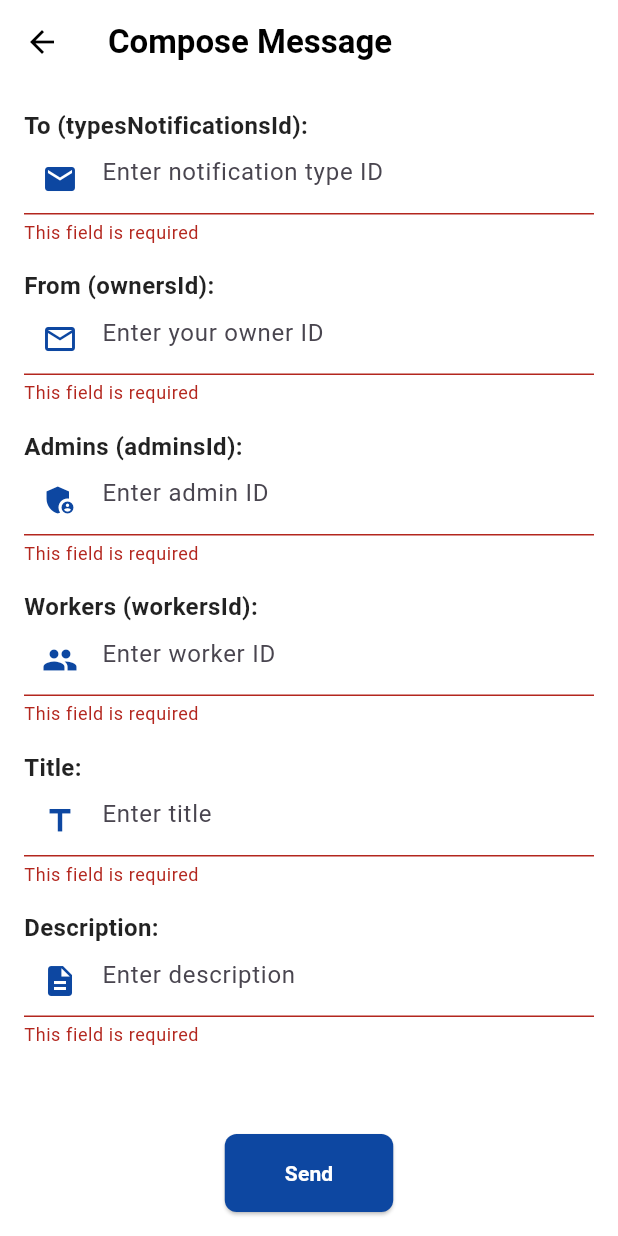
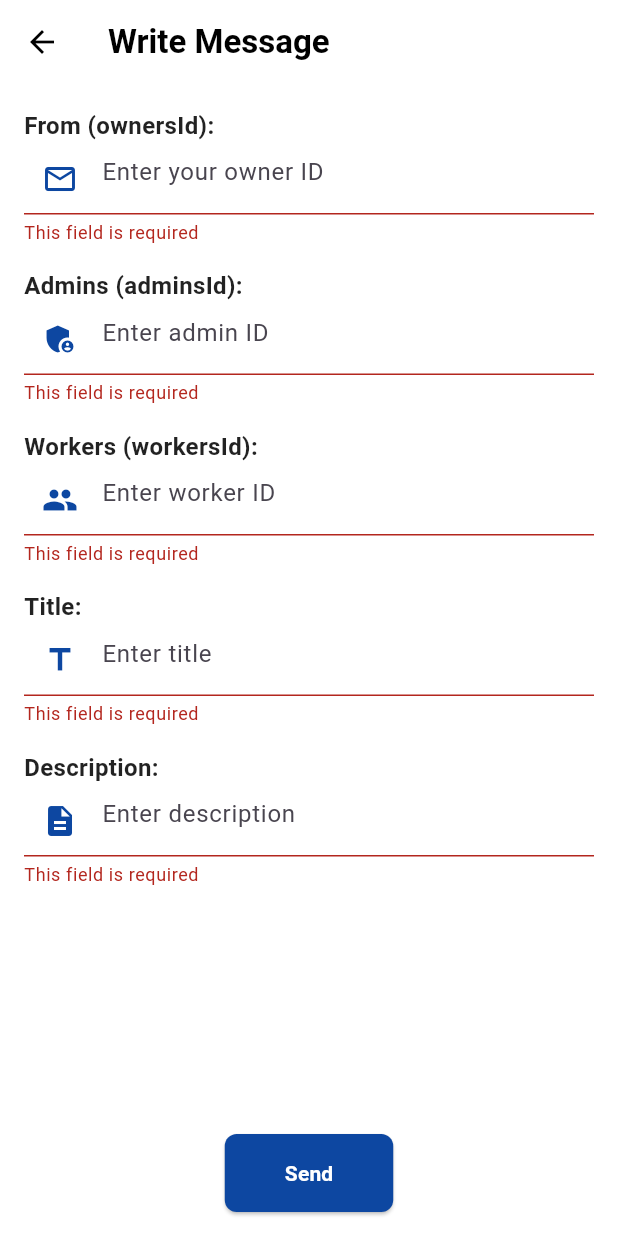
Before and after one commit to Sweet-Solutions/sweet-manager-mobile-app, a Flutter app: the ComposeMessage screen opened directly, after a tap on "Send", on a phone screen of 412 x 824 dp. Run offline on Flutter 3.47's test engine with Material 3 defaults, Android fonts, the light colour scheme and no system bars; our stand-ins replace firebase_core, firebase_storage, flutter_secure_storage, image_picker, jwt_decoder; accounts and stored records are empty.

Commit message:
feat(communication): writeMessage updated.

```diff
--- a/lib/Communication/views/writeMessage.dart
+++ b/lib/Communication/views/writeMessage.dart
@@ -1,9 +1,9 @@
-
-
+// writeMessage.dart
 import 'package:flutter/material.dart';
 import 'package:sweetmanager/Communication/services/NotificationService.dart';
 import 'package:sweetmanager/IAM/services/auth_service.dart'; // Import AuthService for token management
 import '../models/notification.dart';
+import 'messageScreen.dart'; // Import MessagesScreen
 
 class WriteMessage extends StatelessWidget {
   @override
@@ -40,7 +40,6 @@ class _ComposeMessageState extends State<ComposeMessage> {
   final _formKey = GlobalKey<FormState>();
 
   // Text controllers to capture form values
-  final TextEditingController _toController = TextEditingController();
   final TextEditingController _fromController = TextEditingController();
   final TextEditingController _subjectController = TextEditingController();
   final TextEditingController _messageController = TextEditingController();
@@ -53,15 +52,14 @@ class _ComposeMessageState extends State<ComposeMessage> {
   void initState() {
     super.initState();
     final authService = AuthService(); // Instantiate AuthService
-    notificationService = NotificationService(
-    );
+    notificationService = NotificationService();
   }
 
   // Submit the message notification
   Future<void> _submitMessage() async {
     if (_formKey.currentState?.validate() ?? false) {
-      // Convert form values to int for IDs
-      int typesNotificationsId = int.tryParse(_toController.text) ?? 0;
+      // Set typesNotificationsId to 1 by default
+      int typesNotificationsId = 1;
       int ownersId = int.tryParse(_fromController.text) ?? 0;
       int adminsId = int.tryParse(_subjectController.text) ?? 0;
       int workersId = int.tryParse(_messageController.text) ?? 0;
@@ -80,19 +78,13 @@ class _ComposeMessageState extends State<ComposeMessage> {
         // Call the service to send the message
         bool success = await notificationService.createNotification(newMessage);
         if (success) {
-          ScaffoldMessenger.of(context).showSnackBar(
-            const SnackBar(content: Text('Message sent successfully!')),
-          );
+          _showSuccessDialog();
           // Clear form fields after submission
-          _toController.clear();
           _fromController.clear();
           _subjectController.clear();
           _messageController.clear();
           _titleController.clear();
           _descriptionController.clear();
-
-          // Return to the previous screen
-          Navigator.of(context).pop();
         }
       } catch (e) {
         ScaffoldMessenger.of(context).showSnackBar(
@@ -102,6 +94,27 @@ class _ComposeMessageState extends State<ComposeMessage> {
     }
   }
 
+  void _showSuccessDialog() {
+    showDialog(
+      context: context,
+      builder: (BuildContext context) {
+        return AlertDialog(
+          title: Text('Message Created'),
+          content: Text('Your message has been created successfully!'),
+          actions: <Widget>[
+            TextButton(
+              child: Text('OK'),
+              onPressed: () {
+                Navigator.of(context).pop(); // Close the dialog
+                Navigator.of(context).pop(true); // Return true to indicate success
+              },
+            ),
+          ],
+        );
+      },
+    );
+  }
+
   @override
   Widget build(BuildContext context) {
     return Scaffold(
@@ -109,11 +122,13 @@ class _ComposeMessageState extends State<ComposeMessage> {
         leading: IconButton(
           icon: const Icon(Icons.arrow_back, color: Colors.black),
           onPressed: () {
-            Navigator.of(context).pop(true);
+            Navigator.of(context).pushReplacement(
+              MaterialPageRoute(builder: (context) => MessagesScreen()),
+            );
           },
         ),
         title: const Text(
-          'Compose Message',
+          'Write Message',
           style: TextStyle(fontWeight: FontWeight.bold, color: Colors.black),
         ),
         backgroundColor: Colors.white,
@@ -128,12 +143,6 @@ class _ComposeMessageState extends State<ComposeMessage> {
           child: Column(
             crossAxisAlignment: CrossAxisAlignment.start,
             children: [
-              _buildLabel('To (typesNotificationsId):'),
-              _buildTextField(
-                  hintText: 'Enter notification type ID',
-                  controller: _toController,
-                  icon: Icons.email),
-              const SizedBox(height: 16),
               _buildLabel('From (ownersId):'),
               _buildTextField(
                   hintText: 'Enter your owner ID',
@@ -199,8 +208,8 @@ class _ComposeMessageState extends State<ComposeMessage> {
 
   Widget _buildTextField(
       {required String hintText,
-      required TextEditingController controller,
-      required IconData icon}) {
+        required TextEditingController controller,
+        required IconData icon}) {
     return TextFormField(
       controller: controller,
       decoration: InputDecoration(
```
